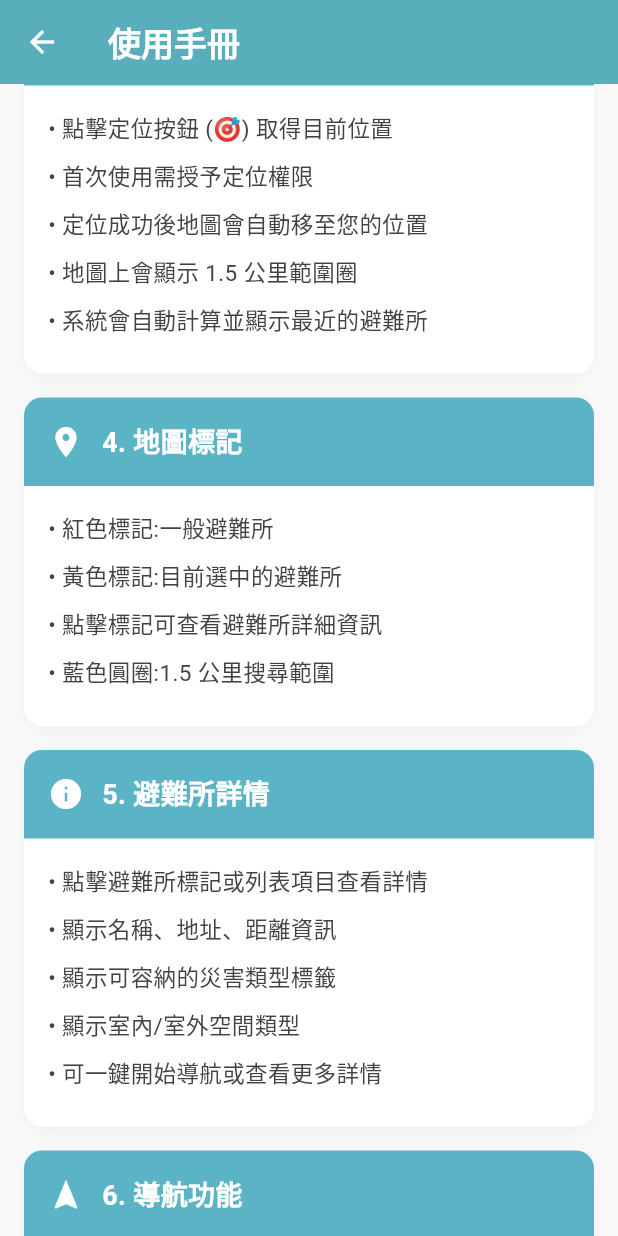
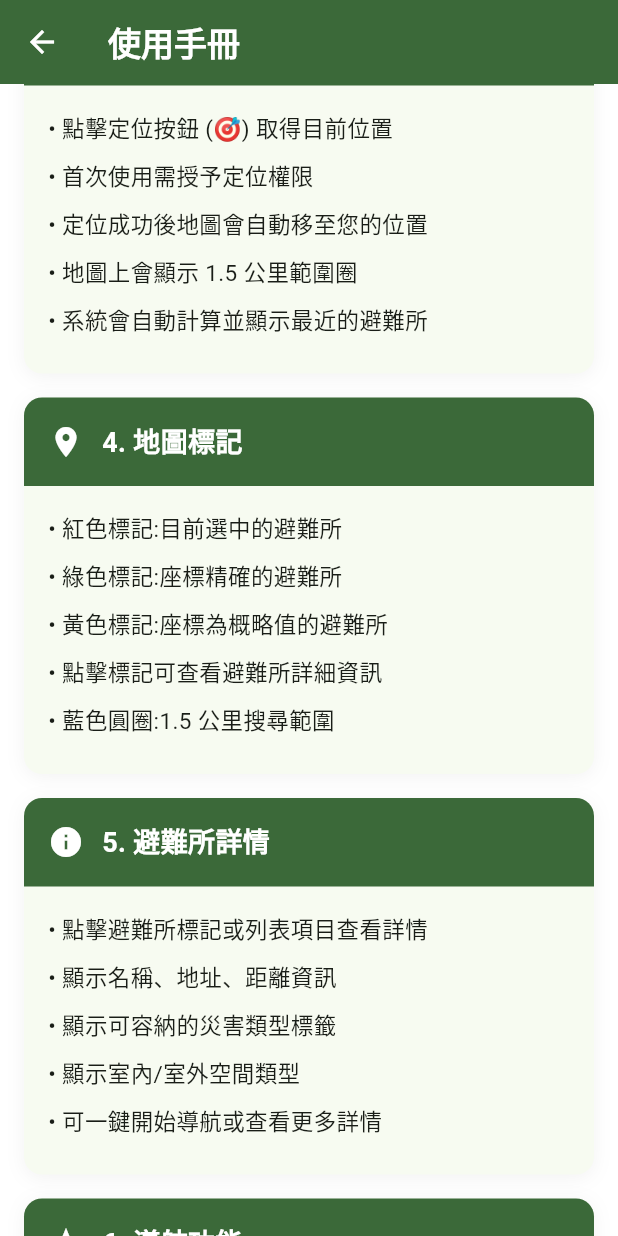
Before and after one commit to TESIIS/TESIIS, a Flutter app: the UserManualPage screen opened directly, scrolled down 576 dp, on a phone screen of 412 x 824 dp. Run offline on Flutter 3.47's test engine with Material 3 defaults, Android fonts, the phone set to English and light mode, and no system bars; our stand-ins replace flutter_map, flutter_svg, geolocator, latlong2; network calls fail.

Commit message:
refactor(flutter): centralize theme colors and drop dark basemap
Add AppTheme/AppStatusColors so colors come from the Material 3
color scheme instead of hard-coded values, update the user manual
page to use it, and remove the unused dark basemap option.

```diff
--- a/flutter_codefest/lib/core/map/basemap.dart
+++ b/flutter_codefest/lib/core/map/basemap.dart
@@ -21,7 +21,6 @@ import 'package:flutter_map/flutter_map.dart';
 /// regardless of what you ask for.
 enum Basemap {
   emap(label: '通用電子地圖', icon: Icons.map_outlined, layer: 'EMAP'),
-  emapDark(label: '暗色地圖', icon: Icons.dark_mode_outlined, layer: 'EMAP6'),
   photo(label: '正射影像', icon: Icons.satellite_alt_outlined, layer: 'PHOTO2');
 
   const Basemap({required this.label, required this.icon, required this.layer});
--- a/flutter_codefest/lib/presentation/pages/user_manual_page.dart
+++ b/flutter_codefest/lib/presentation/pages/user_manual_page.dart
@@ -5,22 +5,28 @@ class UserManualPage extends StatelessWidget {
 
   @override
   Widget build(BuildContext context) {
+    final colorScheme = Theme.of(context).colorScheme;
+
     return Scaffold(
       appBar: AppBar(
-        title: const Text(
+        title: Text(
           '使用手冊',
-          style: TextStyle(color: Colors.white, fontWeight: FontWeight.bold),
+          style: TextStyle(
+            color: colorScheme.onPrimary,
+            fontWeight: FontWeight.bold,
           ),
-        backgroundColor: const Color(0xFF5AB4C5),
-        iconTheme: const IconThemeData(color: Colors.white),
+        ),
+        backgroundColor: colorScheme.primary,
+        iconTheme: IconThemeData(color: colorScheme.onPrimary),
         elevation: 0,
       ),
       body: Container(
-        color: Colors.grey[50],
+        color: colorScheme.surfaceContainerLowest,
         child: ListView(
           padding: const EdgeInsets.all(16),
           children: [
             _buildSection(
+              context,
               icon: Icons.search,
               title: '1. 搜尋避難所',
               content: [
@@ -32,6 +38,7 @@ class UserManualPage extends StatelessWidget {
             ),
             const SizedBox(height: 16),
             _buildSection(
+              context,
               icon: Icons.filter_alt,
               title: '2. 分類篩選',
               content: [
@@ -44,6 +51,7 @@ class UserManualPage extends StatelessWidget {
             ),
             const SizedBox(height: 16),
             _buildSection(
+              context,
               icon: Icons.my_location,
               title: '3. 定位功能',
               content: [
@@ -56,17 +64,20 @@ class UserManualPage extends StatelessWidget {
             ),
             const SizedBox(height: 16),
             _buildSection(
+              context,
               icon: Icons.location_on,
               title: '4. 地圖標記',
               content: [
-                '• 紅色標記:一般避難所',
-                '• 黃色標記:目前選中的避難所',
+                '• 紅色標記:目前選中的避難所',
+                '• 綠色標記:座標精確的避難所',
+                '• 黃色標記:座標為概略值的避難所',
                 '• 點擊標記可查看避難所詳細資訊',
                 '• 藍色圓圈:1.5 公里搜尋範圍',
               ],
             ),
             const SizedBox(height: 16),
             _buildSection(
+              context,
               icon: Icons.info,
               title: '5. 避難所詳情',
               content: [
@@ -79,6 +90,7 @@ class UserManualPage extends StatelessWidget {
             ),
             const SizedBox(height: 16),
             _buildSection(
+              context,
               icon: Icons.navigation,
               title: '6. 導航功能',
               content: [
@@ -90,6 +102,7 @@ class UserManualPage extends StatelessWidget {
             ),
             const SizedBox(height: 16),
             _buildSection(
+              context,
               icon: Icons.home,
               title: '7. 常駐資訊面板',
               content: [
@@ -102,6 +115,7 @@ class UserManualPage extends StatelessWidget {
             ),
             const SizedBox(height: 16),
             _buildSection(
+              context,
               icon: Icons.tips_and_updates,
               title: '8. 使用技巧',
               content: [
@@ -114,6 +128,7 @@ class UserManualPage extends StatelessWidget {
             ),
             const SizedBox(height: 16),
             _buildSection(
+              context,
               icon: Icons.warning_amber,
               title: '9. 注意事項',
               content: [
@@ -128,31 +143,27 @@ class UserManualPage extends StatelessWidget {
             Container(
               padding: const EdgeInsets.all(16),
               decoration: BoxDecoration(
-                color: const Color(0xFF5AB4C5).withValues(alpha: 0.1),
+                color: colorScheme.primary.withValues(alpha: 0.1),
                 borderRadius: BorderRadius.circular(12),
-                border: Border.all(color: const Color(0xFF5AB4C5), width: 1),
+                border: Border.all(color: colorScheme.primary, width: 1),
               ),
               child: Column(
                 children: [
-                  const Icon(
-                    Icons.help_outline,
-                    color: Color(0xFF5AB4C5),
-                    size: 40,
-                  ),
+                  Icon(Icons.help_outline, color: colorScheme.primary, size: 40),
                   const SizedBox(height: 8),
-                  const Text(
+                  Text(
                     '需要協助?',
                     style: TextStyle(
                       fontSize: 18,
                       fontWeight: FontWeight.bold,
-                      color: Color(0xFF5AB4C5),
+                      color: colorScheme.primary,
                     ),
                   ),
                   const SizedBox(height: 8),
                   Text(
                     '如有任何問題或建議,歡迎聯絡我們',
                     textAlign: TextAlign.center,
-                    style: TextStyle(fontSize: 14, color: Colors.grey[700]),
+                    style: TextStyle(fontSize: 14, color: colorScheme.onSurfaceVariant),
                   ),
                 ],
               ),
@@ -163,14 +174,16 @@ class UserManualPage extends StatelessWidget {
     );
   }
 
-  Widget _buildSection({
+  Widget _buildSection(
+    BuildContext context, {
     required IconData icon,
     required String title,
     required List<String> content,
   }) {
+    final colorScheme = Theme.of(context).colorScheme;
     return Container(
       decoration: BoxDecoration(
-        color: Colors.white,
+        color: colorScheme.surface,
         borderRadius: BorderRadius.circular(12),
         boxShadow: [
           BoxShadow(
@@ -183,40 +196,39 @@ class UserManualPage extends StatelessWidget {
       child: Column(
         crossAxisAlignment: CrossAxisAlignment.start,
         children: [
-          // 標題區
           Container(
             padding: const EdgeInsets.all(16),
-            decoration: const BoxDecoration(
-              color: Color(0xFF5AB4C5),
-              borderRadius: BorderRadius.only(
+            decoration: BoxDecoration(
+              color: colorScheme.primary,
+              borderRadius: const BorderRadius.only(
                 topLeft: Radius.circular(12),
                 topRight: Radius.circular(12),
               ),
             ),
             child: Row(
               children: [
-                Icon(icon, color: Colors.white, size: 24),
+                Icon(icon, color: colorScheme.onPrimary, size: 24),
                 const SizedBox(width: 12),
                 Expanded(
                   child: Text(
                     title,
-                    style: const TextStyle(
+                    style: TextStyle(
                       fontSize: 18,
                       fontWeight: FontWeight.bold,
-                      color: Colors.white,
+                      color: colorScheme.onPrimary,
                     ),
                   ),
                 ),
               ],
             ),
           ),
-          // 內容區
           Padding(
             padding: const EdgeInsets.all(16),
             child: Column(
               crossAxisAlignment: CrossAxisAlignment.start,
-              children: content.map((item) {
-                return Padding(
+              children: content
+                  .map(
+                    (item) => Padding(
                       padding: const EdgeInsets.only(bottom: 8),
                       child: Row(
                         crossAxisAlignment: CrossAxisAlignment.start,
@@ -227,14 +239,15 @@ class UserManualPage extends StatelessWidget {
                               style: TextStyle(
                                 fontSize: 15,
                                 height: 1.5,
-                            color: Colors.grey[800],
+                                color: colorScheme.onSurface,
                               ),
                             ),
                           ),
                         ],
                       ),
-                );
-              }).toList(),
+                    ),
+                  )
+                  .toList(),
             ),
           ),
         ],
```
Also changed, not shown: flutter_codefest/lib/core/theme/app_status_colors.dart (added, +99 -0 lines), flutter_codefest/lib/core/theme/app_theme.dart (added, +29 -0 lines). Lines whose indentation alone changed are shown as unchanged.
